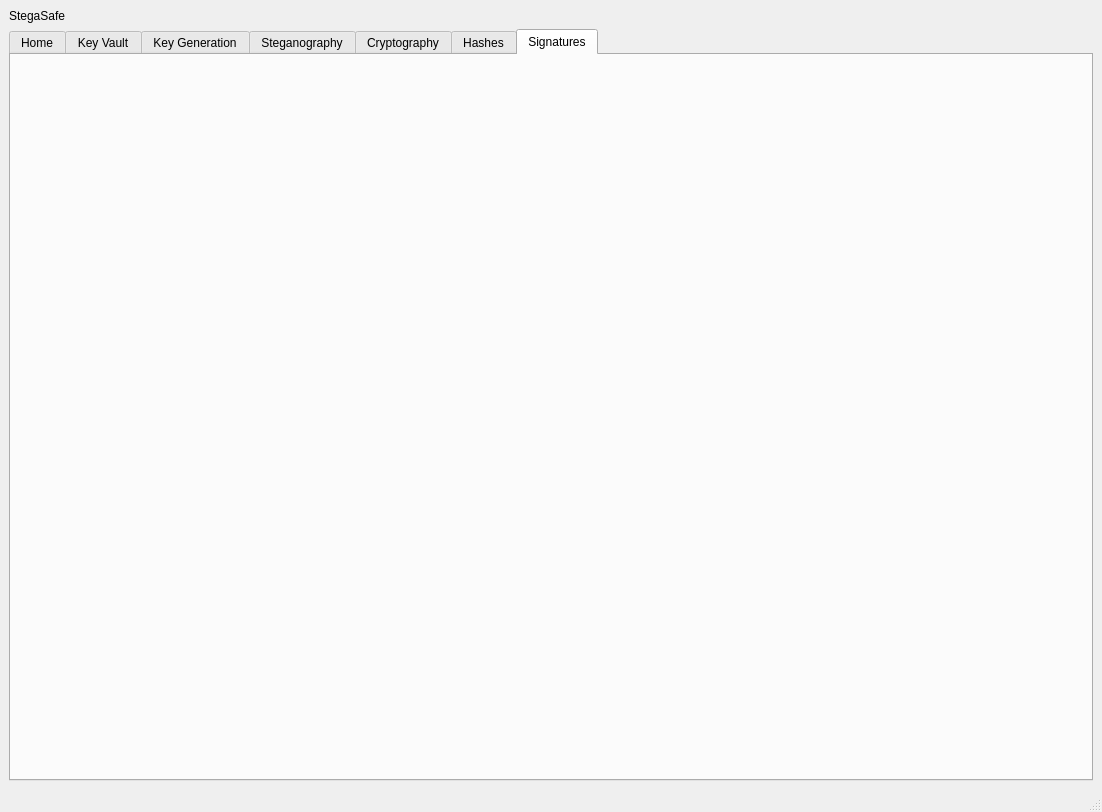
Above: src/stegasafe/gui/main_window.ui from RaveNcLawNN/StegaSafe before the change. Below: the same form after it.
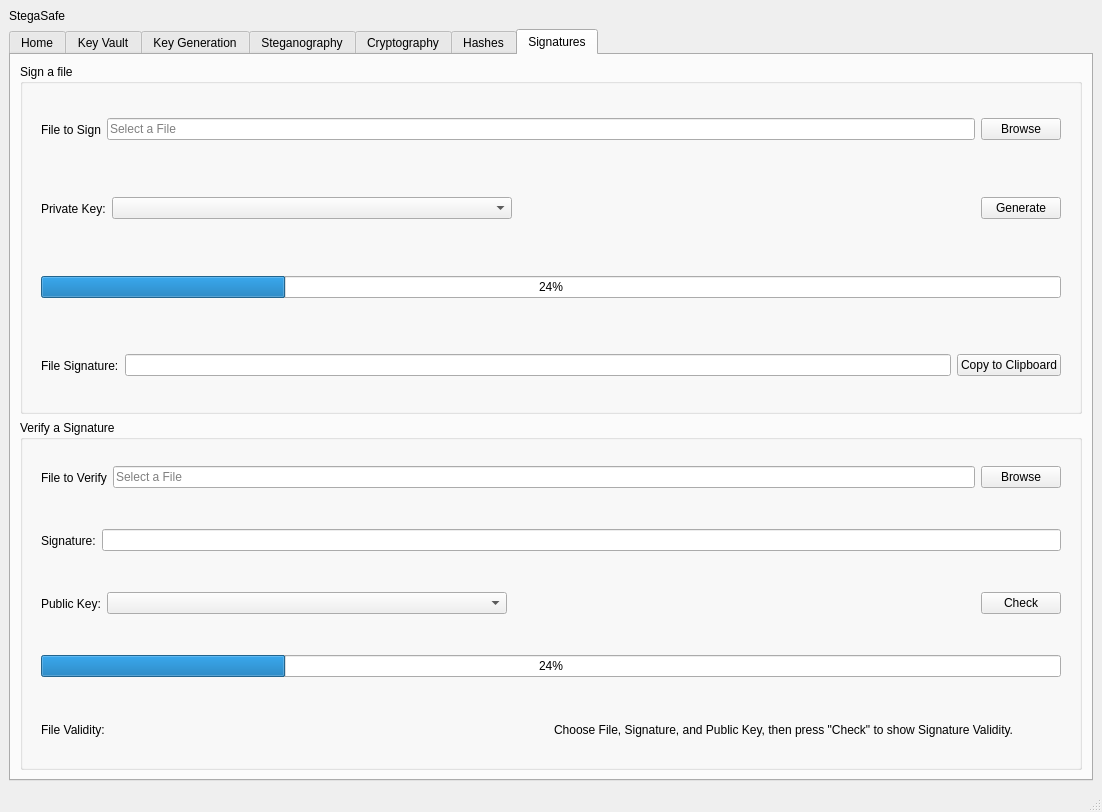
That is the form after the change. The open tabs and pages were chosen to show the change.

Commit message: # Fix: Signatures - Readded signature xml code to main_window.ui

The edit to the form file:
```diff
--- a/src/stegasafe/gui/main_window.ui
+++ b/src/stegasafe/gui/main_window.ui
@@ -1450,6 +1450,257 @@
        <attribute name="title">
         <string>Signatures</string>
        </attribute>
+       <layout class="QVBoxLayout" name="verticalLayout_24">
+        <item>
+         <widget class="QGroupBox" name="gbSigning">
+          <property name="title">
+           <string>Sign a file</string>
+          </property>
+          <layout class="QVBoxLayout" name="verticalLayout_25">
+           <item>
+            <widget class="QWidget" name="rowChooseFileToSign" native="true">
+             <layout class="QHBoxLayout" name="horizontalLayout_38">
+              <item>
+               <widget class="QLabel" name="lblChooseFileToSign">
+                <property name="text">
+                 <string>File to Sign</string>
+                </property>
+               </widget>
+              </item>
+              <item>
+               <widget class="QLineEdit" name="leChooseFileToSign">
+                <property name="readOnly">
+                 <bool>true</bool>
+                </property>
+                <property name="placeholderText">
+                 <string>Select a File</string>
+                </property>
+               </widget>
+              </item>
+              <item>
+               <widget class="QPushButton" name="btnChooseFileToSign">
+                <property name="text">
+                 <string>Browse</string>
+                </property>
+               </widget>
+              </item>
+             </layout>
+            </widget>
+           </item>
+           <item>
+            <widget class="QWidget" name="rowSigPrivKSelection" native="true">
+             <layout class="QHBoxLayout" name="horizontalLayout_37">
+              <item>
+               <widget class="QLabel" name="lblSigPrivKSelection">
+                <property name="text">
+                 <string>Private Key:</string>
+                </property>
+               </widget>
+              </item>
+              <item>
+               <widget class="QComboBox" name="cbSigPrivKSelection">
+                <property name="minimumSize">
+                 <size>
+                  <width>400</width>
+                  <height>20</height>
+                 </size>
+                </property>
+               </widget>
+              </item>
+              <item>
+               <spacer name="spcSigPrivKSelection">
+                <property name="orientation">
+                 <enum>Qt::Orientation::Horizontal</enum>
+                </property>
+                <property name="sizeHint" stdset="0">
+                 <size>
+                  <width>40</width>
+                  <height>20</height>
+                 </size>
+                </property>
+               </spacer>
+              </item>
+              <item>
+               <widget class="QPushButton" name="btnSigPrivKSelection">
+                <property name="text">
+                 <string>Generate</string>
+                </property>
+               </widget>
+              </item>
+             </layout>
+            </widget>
+           </item>
+           <item>
+            <widget class="QWidget" name="rowSignProgress" native="true">
+             <layout class="QVBoxLayout" name="verticalLayout_27">
+              <item>
+               <widget class="QProgressBar" name="pbSign">
+                <property name="value">
+                 <number>24</number>
+                </property>
+               </widget>
+              </item>
+             </layout>
+            </widget>
+           </item>
+           <item>
+            <widget class="QWidget" name="rowShowSignature" native="true">
+             <layout class="QHBoxLayout" name="horizontalLayout_42">
+              <item>
+               <widget class="QLabel" name="lblShowSignature">
+                <property name="text">
+                 <string>File Signature:</string>
+                </property>
+               </widget>
+              </item>
+              <item>
+               <widget class="QLineEdit" name="leShowSignature"/>
+              </item>
+              <item>
+               <widget class="QPushButton" name="btnCopySignature">
+                <property name="text">
+                 <string>Copy to Clipboard</string>
+                </property>
+               </widget>
+              </item>
+             </layout>
+            </widget>
+           </item>
+          </layout>
+         </widget>
+        </item>
+        <item>
+         <widget class="QGroupBox" name="gbVerification">
+          <property name="title">
+           <string>Verify a Signature</string>
+          </property>
+          <layout class="QVBoxLayout" name="verticalLayout_26">
+           <item>
+            <widget class="QWidget" name="rowChooseFileToVerify" native="true">
+             <layout class="QHBoxLayout" name="horizontalLayout_43">
+              <item>
+               <widget class="QLabel" name="lblChooseFileToVerify">
+                <property name="text">
+                 <string>File to Verify</string>
+                </property>
+               </widget>
+              </item>
+              <item>
+               <widget class="QLineEdit" name="leChooseFileToVerify">
+                <property name="readOnly">
+                 <bool>true</bool>
+                </property>
+                <property name="placeholderText">
+                 <string>Select a File</string>
+                </property>
+               </widget>
+              </item>
+              <item>
+               <widget class="QPushButton" name="btnChooseFileToVerify">
+                <property name="text">
+                 <string>Browse</string>
+                </property>
+               </widget>
+              </item>
+             </layout>
+            </widget>
+           </item>
+           <item>
+            <widget class="QWidget" name="rowShowSignature_2" native="true">
+             <layout class="QHBoxLayout" name="horizontalLayout_44">
+              <item>
+               <widget class="QLabel" name="lblShowSignature_2">
+                <property name="text">
+                 <string>Signature:</string>
+                </property>
+               </widget>
+              </item>
+              <item>
+               <widget class="QLineEdit" name="leShowSignature_2"/>
+              </item>
+             </layout>
+            </widget>
+           </item>
+           <item>
+            <widget class="QWidget" name="rowSigPubKSelection" native="true">
+             <layout class="QHBoxLayout" name="horizontalLayout_45">
+              <item>
+               <widget class="QLabel" name="lblSigPubKSelection">
+                <property name="text">
+                 <string>Public Key:</string>
+                </property>
+               </widget>
+              </item>
+              <item>
+               <widget class="QComboBox" name="cbSigPubKSelection">
+                <property name="minimumSize">
+                 <size>
+                  <width>400</width>
+                  <height>20</height>
+                 </size>
+                </property>
+               </widget>
+              </item>
+              <item>
+               <spacer name="spcSigPubKSelection">
+                <property name="orientation">
+                 <enum>Qt::Orientation::Horizontal</enum>
+                </property>
+                <property name="sizeHint" stdset="0">
+                 <size>
+                  <width>40</width>
+                  <height>20</height>
+                 </size>
+                </property>
+               </spacer>
+              </item>
+              <item>
+               <widget class="QPushButton" name="btnSigPubKSelection">
+                <property name="text">
+                 <string>Check</string>
+                </property>
+               </widget>
+              </item>
+             </layout>
+            </widget>
+           </item>
+           <item>
+            <widget class="QWidget" name="rowVerificationProgress" native="true">
+             <layout class="QVBoxLayout" name="verticalLayout_28">
+              <item>
+               <widget class="QProgressBar" name="pbVerification">
+                <property name="value">
+                 <number>24</number>
+                </property>
+               </widget>
+              </item>
+             </layout>
+            </widget>
+           </item>
+           <item>
+            <widget class="QWidget" name="rowShowFileValidity" native="true">
+             <layout class="QHBoxLayout" name="horizontalLayout_46">
+              <item>
+               <widget class="QLabel" name="lblFileValidityText">
+                <property name="text">
+                 <string>File Validity:</string>
+                </property>
+               </widget>
+              </item>
+              <item>
+               <widget class="QLabel" name="lblFileValiditShow">
+                <property name="text">
+                 <string>Choose File, Signature, and Public Key, then press &quot;Check&quot; to show Signature Validity.</string>
+                </property>
+               </widget>
+              </item>
+             </layout>
+            </widget>
+           </item>
+          </layout>
+         </widget>
+        </item>
+       </layout>
       </widget>
      </widget>
     </item>
```
Left out of the diff: 52 changed lines with no effect on the pictures.
